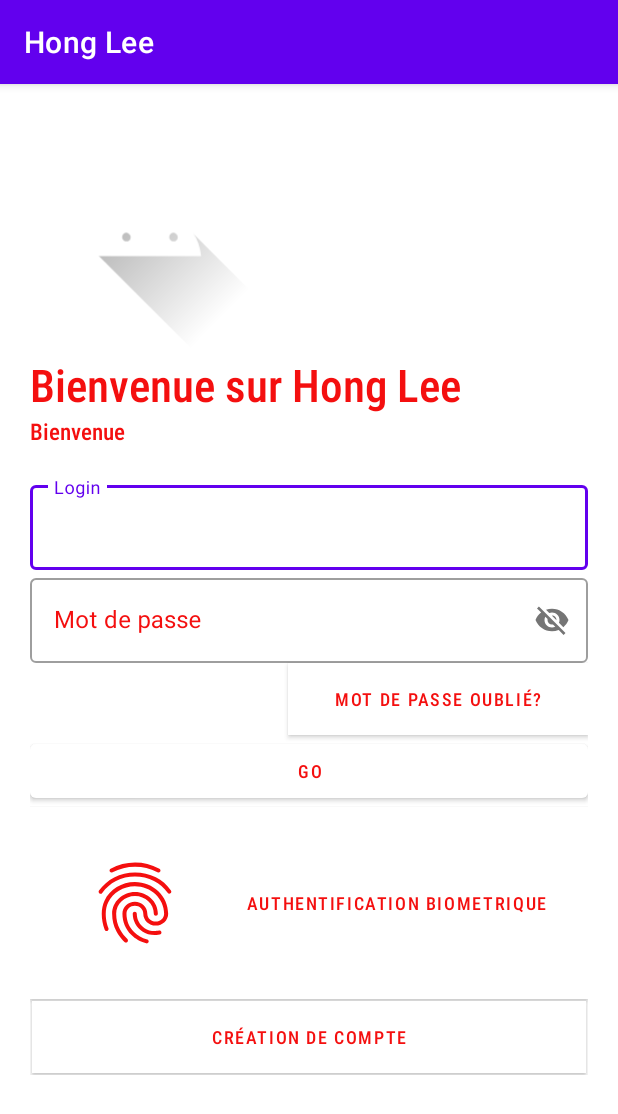
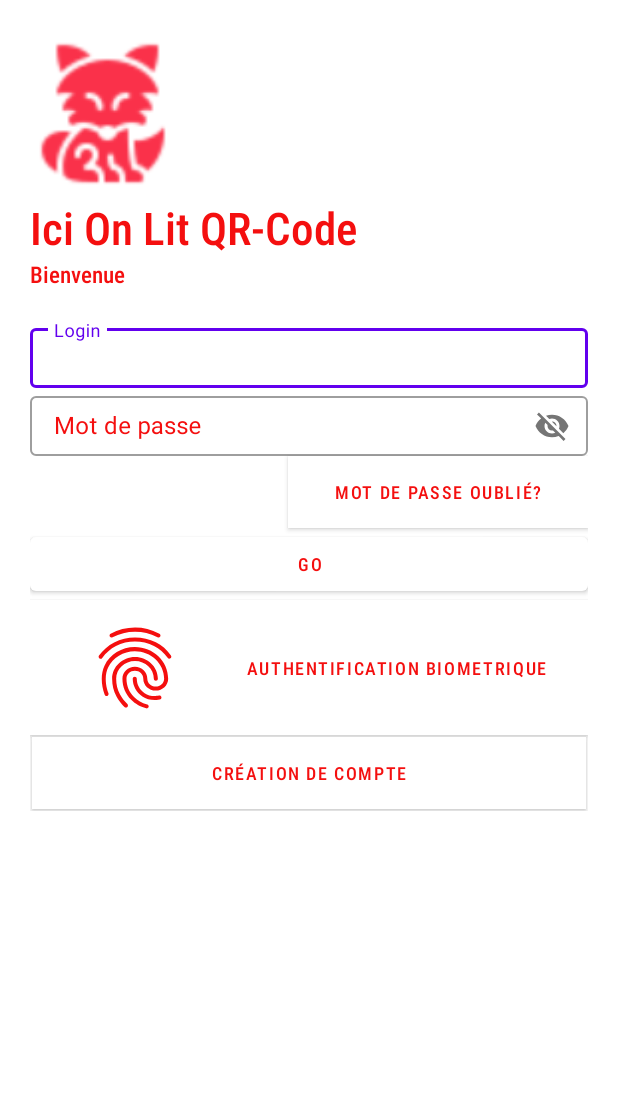
Before and after one commit to lyly199/Gitdemo, an Android app: the screen it shows after launch (Login_screen), on a phone screen of 412 x 824 dp. Shown: the top 1114 px of the screen. Run offline under Robolectric (Android 15) with nearby library versions, the phone set to English and light mode, and no system bars.

Commit message:
Recuperartion ecran login

```diff
--- a/app/src/main/res/layout/activity_login_screen.xml
+++ b/app/src/main/res/layout/activity_login_screen.xml
@@ -11,11 +11,10 @@
     android:padding="20dp">
 
     <ImageView
-        android:layout_width="160dp"
-        android:layout_height="160dp"
+        android:layout_width="99dp"
+        android:layout_height="111dp"
         android:contentDescription="@string/Logo"
-        android:src="@drawable/ic_launcher_foreground"
-        tools:srcCompat="@mipmap/ic_launcher_round" />
+        android:src="@drawable/logo_renard" />
 
     <TextView
         android:id="@+id/logo_name"
@@ -54,7 +53,7 @@
 
             <com.google.android.material.textfield.TextInputEditText
                 android:layout_width="match_parent"
-                android:layout_height="wrap_content"
+                android:layout_height="40dp"
                 android:textColor="@color/red"
                 android:textColorHighlight="@color/red"
                 android:textColorHint="@color/red"
@@ -75,7 +74,8 @@
 
             <com.google.android.material.textfield.TextInputEditText
                 android:layout_width="match_parent"
-                android:layout_height="wrap_content"
+
+                android:layout_height="40dp"
                 android:textColor="@color/red" />
 
         </com.google.android.material.textfield.TextInputLayout>
@@ -105,7 +105,7 @@
         <Button
             android:id="@+id/login_magic"
             android:layout_width="match_parent"
-            android:layout_height="wrap_content"
+            android:layout_height="90dp"
             android:layout_margin="0dp"
             android:background="@color/white"
             android:fontFamily="sans-serif-condensed-medium"
--- a/app/src/main/res/values-night/themes.xml
+++ b/app/src/main/res/values-night/themes.xml
@@ -12,5 +12,11 @@
         <!-- Status bar color. -->
         <item name="android:statusBarColor" tools:targetApi="l">?attr/colorPrimaryVariant</item>
         <!-- Customize your theme here. -->
+        <item name="windowNoTitle">true</item>
+        <item name="windowActionBar">false</item>
+    </style>
+    <style name="HiddenTitleTheme" parent="Theme.QRCode2">
+        <item name="windowNoTitle">true</item>
+        <item name="windowActionBar">false</item>
     </style>
 </resources>
--- a/app/src/main/res/values/strings.xml
+++ b/app/src/main/res/values/strings.xml
@@ -1,7 +1,7 @@
 <resources>
     <string name="app_name">Hong Lee</string>
     <string name="main_welcom">Bienvenue</string>
-    <string name="login_hello">Bienvenue sur Hong Lee </string>
+    <string name="login_hello">Ici On Lit QR-Code </string>
     <string name="login_msg">Connectez-vous</string>
     <string name="login_new_user">Création de compte</string>
     <string name="login_new_mdp">Mot de passe oublié?</string>
--- a/app/src/main/res/values/themes.xml
+++ b/app/src/main/res/values/themes.xml
@@ -12,5 +12,11 @@
         <!-- Status bar color. -->
         <item name="android:statusBarColor" tools:targetApi="l">?attr/colorPrimaryVariant</item>
         <!-- Customize your theme here. -->
+        <item name="windowNoTitle">true</item>
+        <item name="windowActionBar">false</item>
+    </style>
+    <style name="HiddenTitleTheme" parent="Theme.QRCode2">
+        <item name="windowNoTitle">true</item>
+        <item name="windowActionBar">false</item>
     </style>
 </resources>
```
Also changed, not shown: app/src/main/res/drawable-v24/logo_renard.png (added).
